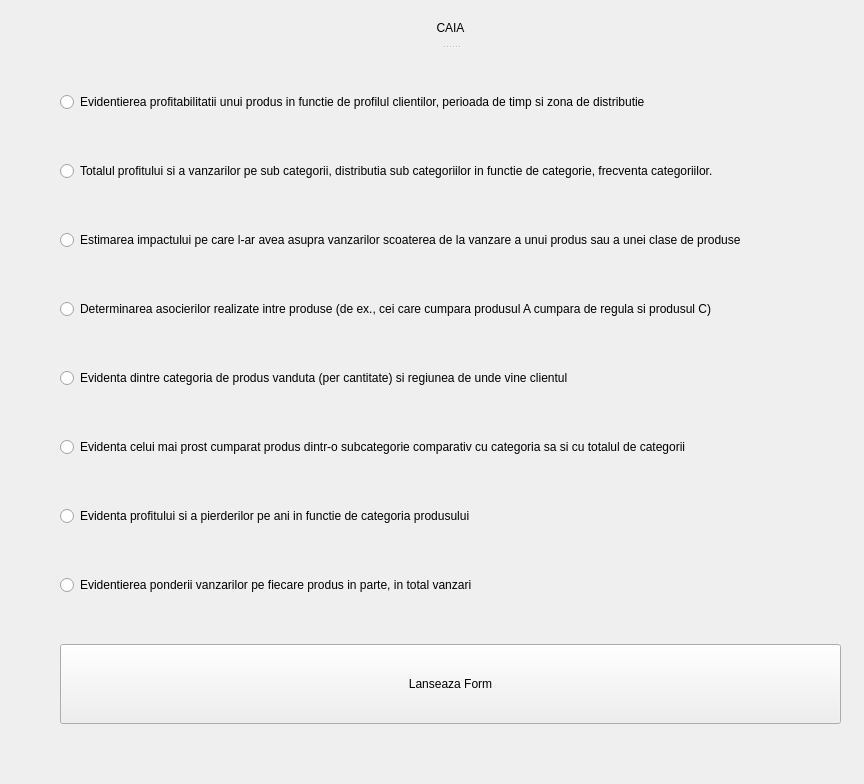
Before: the Qt Designer form views/MainWindowForm.ui in cojocariudaniel1/StatisticProject, drawn with Qt 5.
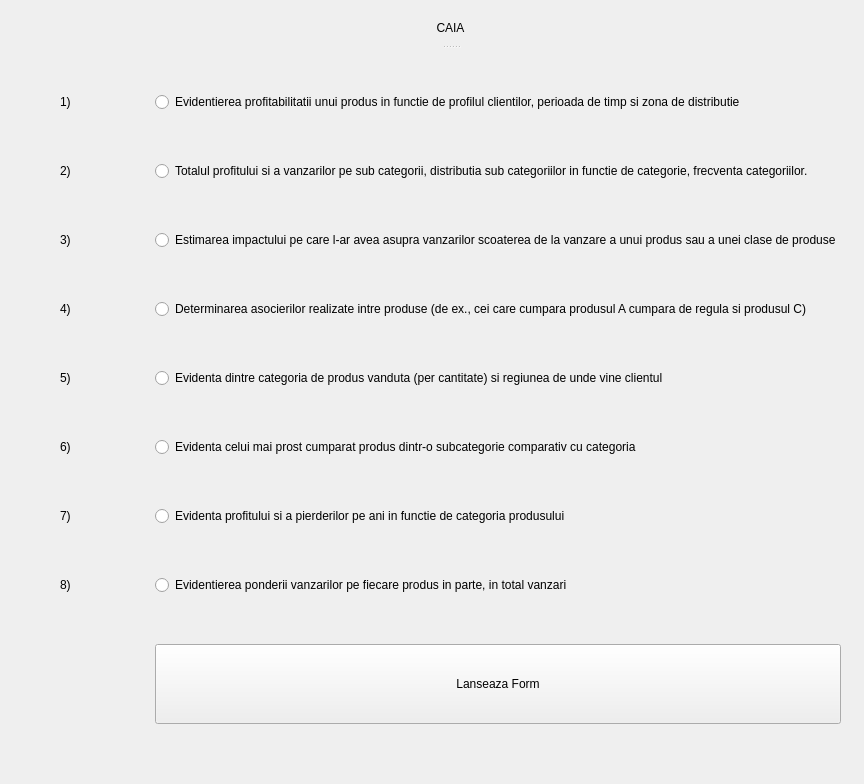
After: the same form once the commit is applied.

The edit to the form file:
```diff
--- a/views/MainWindowForm.ui
+++ b/views/MainWindowForm.ui
@@ -39,17 +39,24 @@
     </widget>
     <widget class="QWidget" name="gridLayoutWidget">
      <layout class="QGridLayout" name="gridLayout">
-      <item row="7" column="1">
-       <widget class="QRadioButton" name="form8">
+      <item row="4" column="1">
+       <widget class="QRadioButton" name="form5">
         <property name="text">
-         <string>Evidentierea ponderii vanzarilor pe fiecare produs in parte, in total vanzari</string>
+         <string>Evidenta dintre categoria de produs vanduta (per cantitate) si regiunea de unde vine clientul</string>
         </property>
        </widget>
       </item>
-      <item row="1" column="1">
-       <widget class="QRadioButton" name="form2">
+      <item row="5" column="1">
+       <widget class="QRadioButton" name="form6">
         <property name="text">
-         <string>Totalul profitului si a vanzarilor pe sub categorii, distributia sub categoriilor in functie de categorie, frecventa categoriilor.</string>
+         <string>Evidenta celui mai prost cumparat produs dintr-o subcategorie comparativ cu categoria </string>
+        </property>
+       </widget>
+      </item>
+      <item row="3" column="1">
+       <widget class="QRadioButton" name="form4">
+        <property name="text">
+         <string>Determinarea asocierilor realizate intre produse (de ex., cei care cumpara produsul A cumpara de regula si produsul C)</string>
         </property>
        </widget>
       </item>
@@ -67,31 +74,17 @@
         </property>
        </widget>
       </item>
-      <item row="3" column="1">
-       <widget class="QRadioButton" name="form4">
+      <item row="1" column="1">
+       <widget class="QRadioButton" name="form2">
         <property name="text">
-         <string>Determinarea asocierilor realizate intre produse (de ex., cei care cumpara produsul A cumpara de regula si produsul C)</string>
+         <string>Totalul profitului si a vanzarilor pe sub categorii, distributia sub categoriilor in functie de categorie, frecventa categoriilor.</string>
         </property>
        </widget>
       </item>
-      <item row="5" column="1">
-       <widget class="QRadioButton" name="form6">
+      <item row="7" column="1">
+       <widget class="QRadioButton" name="form8">
         <property name="text">
-         <string>Evidenta celui mai prost cumparat produs dintr-o subcategorie comparativ cu categoria sa si cu totalul de categorii</string>
-        </property>
-       </widget>
-      </item>
-      <item row="4" column="1">
-       <widget class="QRadioButton" name="form5">
-        <property name="text">
-         <string>Evidenta dintre categoria de produs vanduta (per cantitate) si regiunea de unde vine clientul</string>
-        </property>
-       </widget>
-      </item>
-      <item row="6" column="1">
-       <widget class="QRadioButton" name="form7">
-        <property name="text">
-         <string>Evidenta profitului si a pierderilor pe ani in functie de categoria produsului</string>
+         <string>Evidentierea ponderii vanzarilor pe fiecare produs in parte, in total vanzari</string>
         </property>
        </widget>
       </item>
@@ -108,6 +101,69 @@
         </property>
        </widget>
       </item>
+      <item row="6" column="1">
+       <widget class="QRadioButton" name="form7">
+        <property name="text">
+         <string>Evidenta profitului si a pierderilor pe ani in functie de categoria produsului</string>
+        </property>
+       </widget>
+      </item>
+      <item row="0" column="0">
+       <widget class="QLabel" name="label_2">
+        <property name="text">
+         <string>1)</string>
+        </property>
+       </widget>
+      </item>
+      <item row="1" column="0">
+       <widget class="QLabel" name="label_3">
+        <property name="text">
+         <string>2)</string>
+        </property>
+       </widget>
+      </item>
+      <item row="2" column="0">
+       <widget class="QLabel" name="label_5">
+        <property name="text">
+         <string>3)</string>
+        </property>
+       </widget>
+      </item>
+      <item row="3" column="0">
+       <widget class="QLabel" name="label_4">
+        <property name="text">
+         <string>4)</string>
+        </property>
+       </widget>
+      </item>
+      <item row="4" column="0">
+       <widget class="QLabel" name="label_9">
+        <property name="text">
+         <string>5)</string>
+        </property>
+       </widget>
+      </item>
+      <item row="5" column="0">
+       <widget class="QLabel" name="label_8">
+        <property name="text">
+         <string>6)</string>
+        </property>
+       </widget>
+      </item>
+      <item row="6" column="0">
+       <widget class="QLabel" name="label_7">
+        <property name="text">
+         <string>7)</string>
+        </property>
+       </widget>
+      </item>
+      <item row="7" column="0">
+       <widget class="QLabel" name="label_6">
+        <property name="text">
+         <string>8)</string>
+        </property>
+       </widget>
+      </item>
      </layout>
     </widget>
    </widget>
```
